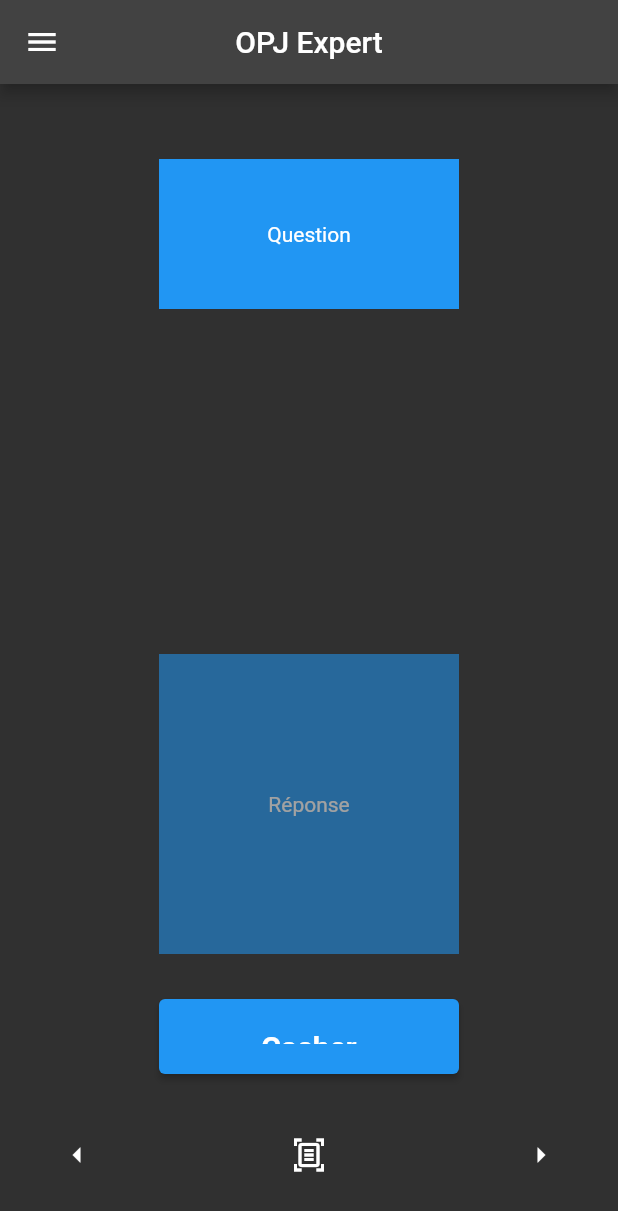
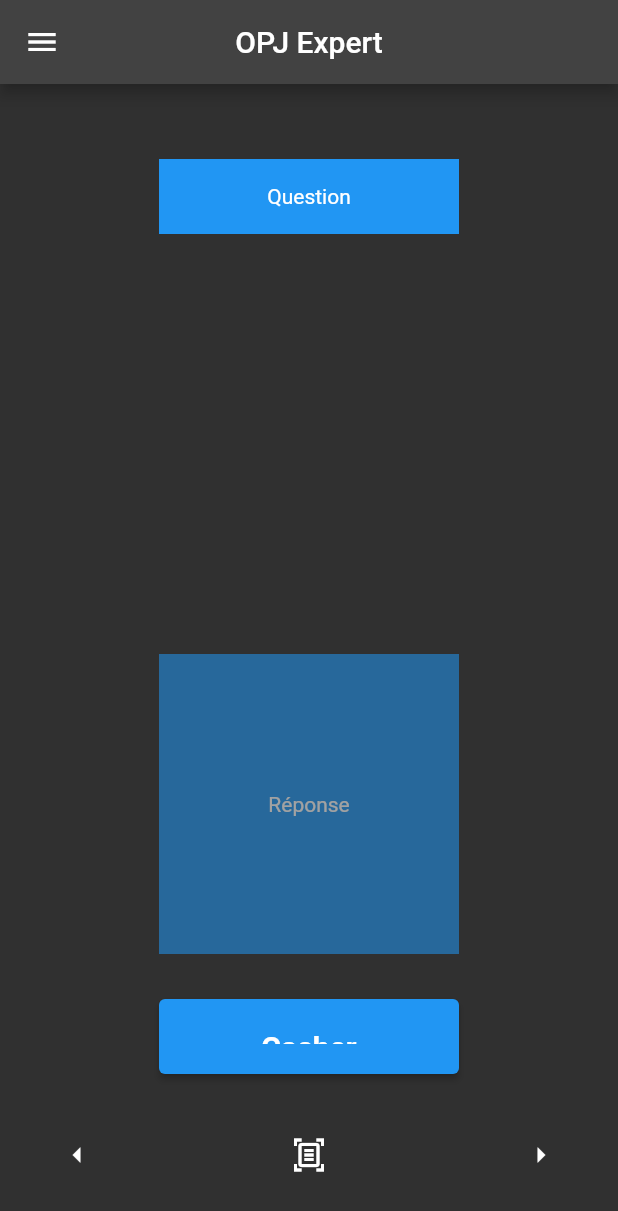
Before and after one commit to LeratClarisse/opj_app_2, a Flutter app: the screen it shows after launch, after a tap on "Questions", after a tap on "Réponse", on a phone screen of 412 x 824 dp. Shown: the top 1211 px of the screen. Run offline on Flutter 3.47's test engine with Material 2 defaults, Android fonts, the phone set to English and light mode, and no system bars; our stand-ins replace rxdart.

```diff
--- a/lib/src/ui/questions.dart
+++ b/lib/src/ui/questions.dart
@@ -33,7 +33,7 @@ class _Questions extends State<Questions> {
         child: Stack(alignment: Alignment.center, children: <Widget>[
       AnimatedPositioned(
         width: 200.0,
-        height: selected ? 100.0 : 200.0,
+        height: selected ? 50.0 : 200.0,
         top: selected ? 50.0 : 210.0,
         duration: const Duration(milliseconds: 500),
         curve: Curves.fastOutSlowIn,
```
Also changed, not shown: 1 other file.
